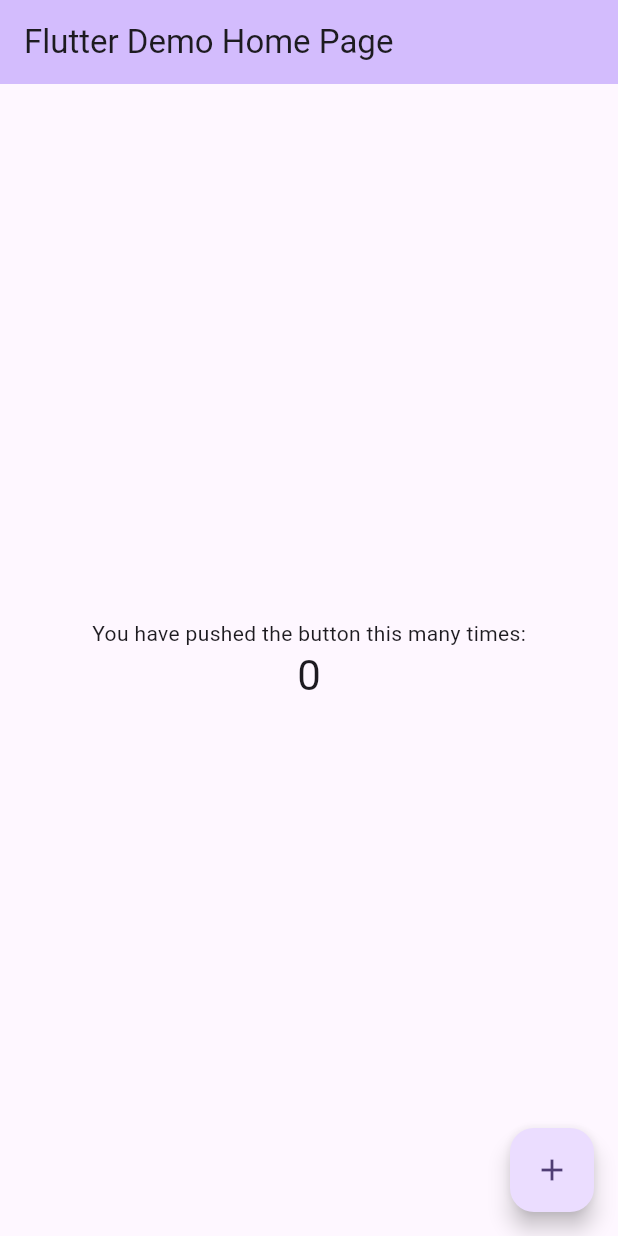
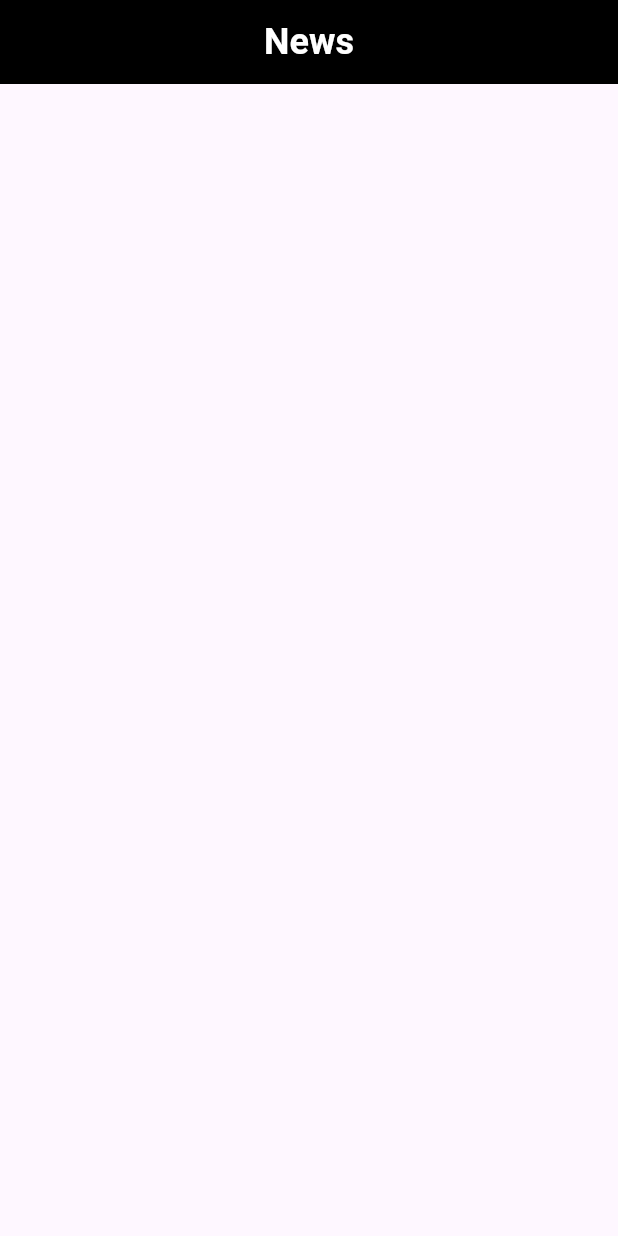
Before and after one commit to Mareamkhaled/a5bar_app, a Flutter app: the screen it shows after launch, on a phone screen of 412 x 824 dp. Run offline on Flutter 3.47's test engine with Material 3 defaults, Android fonts, the phone set to English and light mode, and no system bars.

Commit message:
+ appbar of home bage

```diff
--- a/lib/main.dart
+++ b/lib/main.dart
@@ -1,3 +1,4 @@
+import 'package:a5bar_app/screens/home_screen.dart';
 import 'package:flutter/material.dart';
 
 void main() {
@@ -7,116 +8,11 @@ void main() {
 class MyApp extends StatelessWidget {
   const MyApp({super.key});
 
-  // This widget is the root of your application.
   @override
   Widget build(BuildContext context) {
     return MaterialApp(
-      title: 'Flutter Demo',
-      theme: ThemeData(
-        // This is the theme of your application.
-        //
-        // TRY THIS: Try running your application with "flutter run". You'll see
-        // the application has a purple toolbar. Then, without quitting the app,
-        // try changing the seedColor in the colorScheme below to Colors.green
-        // and then invoke "hot reload" (save your changes or press the "hot
-        // reload" button in a Flutter-supported IDE, or press "r" if you used
-        // the command line to start the app).
-        //
-        // Notice that the counter didn't reset back to zero; the application
-        // state is not lost during the reload. To reset the state, use hot
-        // restart instead.
-        //
-        // This works for code too, not just values: Most code changes can be
-        // tested with just a hot reload.
-        colorScheme: ColorScheme.fromSeed(seedColor: Colors.deepPurple),
-      ),
-      home: const MyHomePage(title: 'Flutter Demo Home Page'),
+         debugShowCheckedModeBanner: false,
+         home: HomeScreen(),
     );
   }
 }
-
-class MyHomePage extends StatefulWidget {
-  const MyHomePage({super.key, required this.title});
-
-  // This widget is the home page of your application. It is stateful, meaning
-  // that it has a State object (defined below) that contains fields that affect
-  // how it looks.
-
-  // This class is the configuration for the state. It holds the values (in this
-  // case the title) provided by the parent (in this case the App widget) and
-  // used by the build method of the State. Fields in a Widget subclass are
-  // always marked "final".
-
-  final String title;
-
-  @override
-  State<MyHomePage> createState() => _MyHomePageState();
-}
-
-class _MyHomePageState extends State<MyHomePage> {
-  int _counter = 0;
-
-  void _incrementCounter() {
-    setState(() {
-      // This call to setState tells the Flutter framework that something has
-      // changed in this State, which causes it to rerun the build method below
-      // so that the display can reflect the updated values. If we changed
-      // _counter without calling setState(), then the build method would not be
-      // called again, and so nothing would appear to happen.
-      _counter++;
-    });
-  }
-
-  @override
-  Widget build(BuildContext context) {
-    // This method is rerun every time setState is called, for instance as done
-    // by the _incrementCounter method above.
-    //
-    // The Flutter framework has been optimized to make rerunning build methods
-    // fast, so that you can just rebuild anything that needs updating rather
-    // than having to individually change instances of widgets.
-    return Scaffold(
-      appBar: AppBar(
-        // TRY THIS: Try changing the color here to a specific color (to
-        // Colors.amber, perhaps?) and trigger a hot reload to see the AppBar
-        // change color while the other colors stay the same.
-        backgroundColor: Theme.of(context).colorScheme.inversePrimary,
-        // Here we take the value from the MyHomePage object that was created by
-        // the App.build method, and use it to set our appbar title.
-        title: Text(widget.title),
-      ),
-      body: Center(
-        // Center is a layout widget. It takes a single child and positions it
-        // in the middle of the parent.
-        child: Column(
-          // Column is also a layout widget. It takes a list of children and
-          // arranges them vertically. By default, it sizes itself to fit its
-          // children horizontally, and tries to be as tall as its parent.
-          //
-          // Column has various properties to control how it sizes itself and
-          // how it positions its children. Here we use mainAxisAlignment to
-          // center the children vertically; the main axis here is the vertical
-          // axis because Columns are vertical (the cross axis would be
-          // horizontal).
-          //
-          // TRY THIS: Invoke "debug painting" (choose the "Toggle Debug Paint"
-          // action in the IDE, or press "p" in the console), to see the
-          // wireframe for each widget.
-          mainAxisAlignment: MainAxisAlignment.center,
-          children: <Widget>[
-            const Text('You have pushed the button this many times:'),
-            Text(
-              '$_counter',
-              style: Theme.of(context).textTheme.headlineMedium,
-            ),
-          ],
-        ),
-      ),
-      floatingActionButton: FloatingActionButton(
-        onPressed: _incrementCounter,
-        tooltip: 'Increment',
-        child: const Icon(Icons.add),
-      ), // This trailing comma makes auto-formatting nicer for build methods.
-    );
-  }
-}
--- /dev/null
+++ b/lib/screens/home_screen.dart
@@ -0,0 +1,23 @@
+import 'package:flutter/material.dart';
+
+class HomeScreen extends StatelessWidget {
+  const HomeScreen({super.key});
+
+  @override
+  Widget build(BuildContext context) {
+    return Scaffold(
+      appBar: AppBar(
+        centerTitle: true,
+        backgroundColor: Colors.black,
+        title: Text(
+          "News",
+          style: TextStyle(
+            color: Colors.white,
+            fontSize: 24,
+            fontWeight: FontWeight.bold,
+          ),
+        ),
+      ),
+    );
+  }
+}
```
